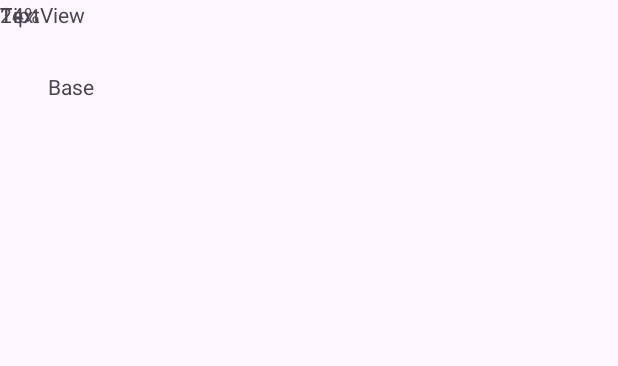
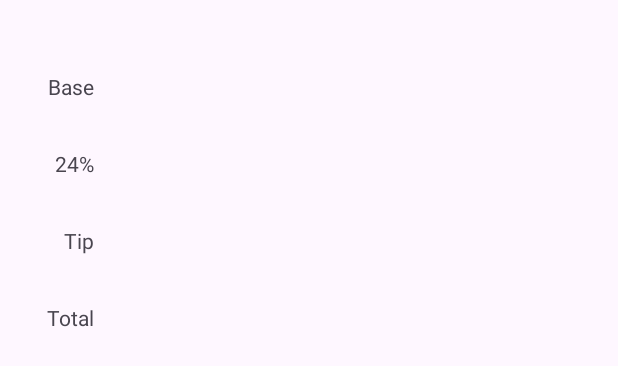
Before and after one commit to g0nnz0/FirstAndroidApp, an Android app: the layout activity_main.xml on its own in the app's theme, with its tools: preview values and no code run, on a phone screen of 412 x 824 dp. Shown: the top 366 px of the screen. Run offline under Robolectric (Android 15) with nearby library versions, the phone set to English and light mode, and no system bars.

Commit message:
feat(ui): create 4 labels, configure their constraints

```diff
--- a/app/src/main/res/layout/activity_main.xml
+++ b/app/src/main/res/layout/activity_main.xml
@@ -20,23 +20,29 @@
         android:id="@+id/tvTipPercentLabel"
         android:layout_width="wrap_content"
         android:layout_height="wrap_content"
+        android:layout_marginTop="32dp"
         android:text="24%"
-        tools:layout_editor_absoluteX="35dp"
-        tools:layout_editor_absoluteY="104dp" />
+        app:layout_constraintTop_toBottomOf="@+id/tvBaseLabel"
+        app:layout_constraintEnd_toEndOf="@+id/tvBaseLabel"
+        tools:layout_editor_absoluteX="35dp" />
 
     <TextView
         android:id="@+id/tvTipLabel"
         android:layout_width="wrap_content"
         android:layout_height="wrap_content"
+        android:layout_marginTop="32dp"
         android:text="Tip"
-        tools:layout_editor_absoluteX="33dp"
-        tools:layout_editor_absoluteY="176dp" />
+        app:layout_constraintTop_toBottomOf="@+id/tvTipPercentLabel"
+        app:layout_constraintEnd_toEndOf="@+id/tvBaseLabel"
+        tools:layout_editor_absoluteX="33dp" />
 
     <TextView
-        android:id="@+id/textView5"
+        android:id="@+id/tvTotalLabel"
         android:layout_width="wrap_content"
         android:layout_height="wrap_content"
-        android:text="TextView"
-        tools:layout_editor_absoluteX="37dp"
-        tools:layout_editor_absoluteY="247dp" />
+        android:layout_marginTop="32dp"
+        android:text="Total"
+        app:layout_constraintTop_toBottomOf="@+id/tvTipLabel"
+        app:layout_constraintEnd_toEndOf="@+id/tvBaseLabel"
+        tools:layout_editor_absoluteX="37dp" />
 </androidx.constraintlayout.widget.ConstraintLayout>
```
